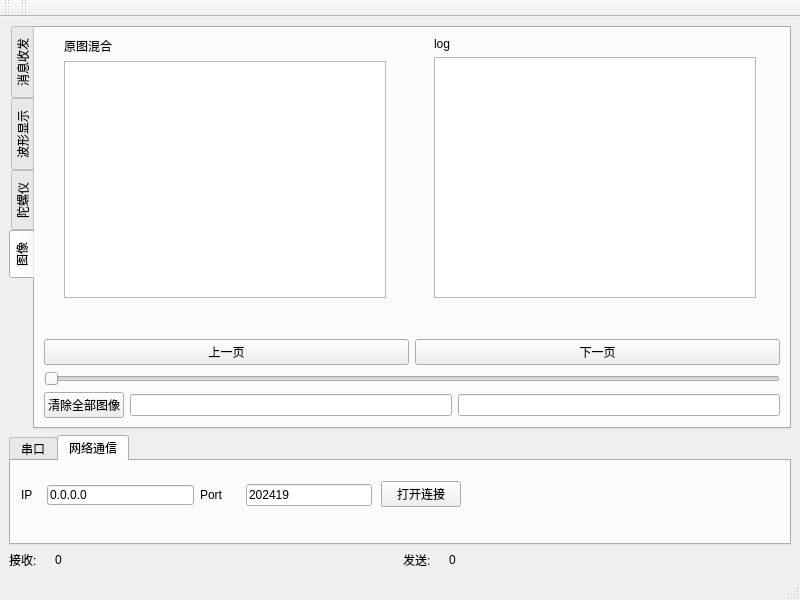
Before: the Qt Designer form smartcarvisual.ui in Zy3122971650/SmartCarDebugAssistant, drawn with Qt 5.
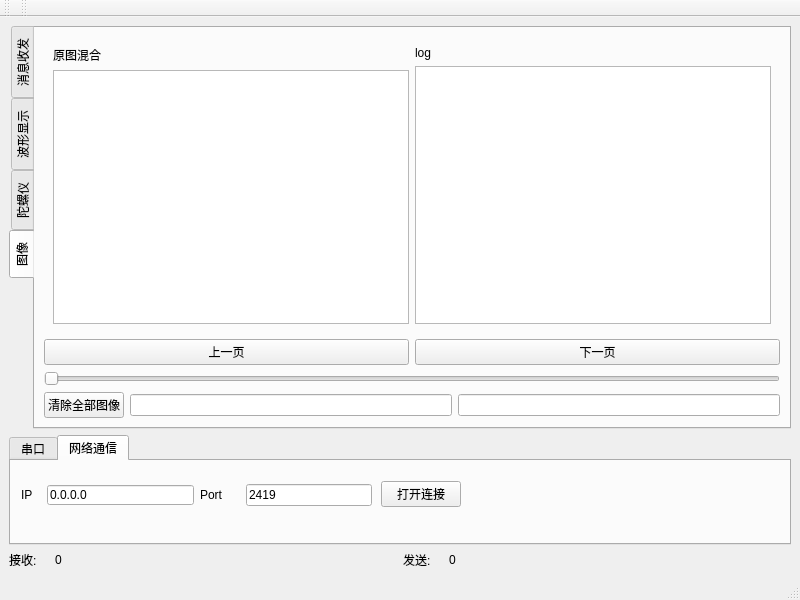
After: the same form once the commit is applied. The open tabs and pages were chosen to show the change. Custom widgets are drawn as their Qt base class.

```diff
--- a/smartcarvisual.ui
+++ b/smartcarvisual.ui
@@ -496,15 +496,8 @@
            </widget>
           </widget>
           <widget class="QWidget" name="page_3">
-           <widget class="QWidget" name="layoutWidget_4">
-            <property name="geometry">
-             <rect>
-              <x>20</x>
-              <y>0</y>
-              <width>322</width>
-              <height>261</height>
-             </rect>
-            </property>
+           <layout class="QGridLayout" name="gridLayout_6">
+            <item row="0" column="0">
             <layout class="QVBoxLayout" name="verticalLayout_11">
              <item>
               <widget class="QLabel" name="label_16">
@@ -514,19 +507,18 @@
               </widget>
              </item>
              <item>
-              <widget class="QGraphicsView" name="graphicsView_6"/>
-             </item>
-            </layout>
-           </widget>
-           <widget class="QWidget" name="layoutWidget_5">
-            <property name="geometry">
-             <rect>
-              <x>390</x>
-              <y>0</y>
-              <width>322</width>
-              <height>261</height>
-             </rect>
-            </property>
+               <widget class="QGraphicsView" name="graphicsView_0">
+                <property name="minimumSize">
+                 <size>
+                  <width>160</width>
+                  <height>120</height>
+                 </size>
+                </property>
+               </widget>
+              </item>
+             </layout>
+            </item>
+            <item row="0" column="1">
             <layout class="QVBoxLayout" name="verticalLayout_12">
              <item>
               <widget class="QLabel" name="label_17">
@@ -539,7 +531,8 @@
               <widget class="QTextBrowser" name="textBrowser_3"/>
              </item>
             </layout>
-           </widget>
+            </item>
+           </layout>
           </widget>
          </widget>
         </item>
@@ -813,7 +806,7 @@
               </size>
              </property>
              <property name="text">
-              <string>202419</string>
+              <string>2419</string>
              </property>
             </widget>
            </item>
@@ -860,6 +853,13 @@
    </attribute>
   </widget>
  </widget>
+ <customwidgets>
+  <customwidget>
+   <class>CustomGraphicsView</class>
+   <extends>QWidget</extends>
+   <header>customgraphicsview.h</header>
+  </customwidget>
+ </customwidgets>
  <resources/>
  <connections/>
 </ui>
```
Left out of the diff: 58 changed lines with no effect on the pictures. Lines whose indentation alone changed are shown as unchanged.
